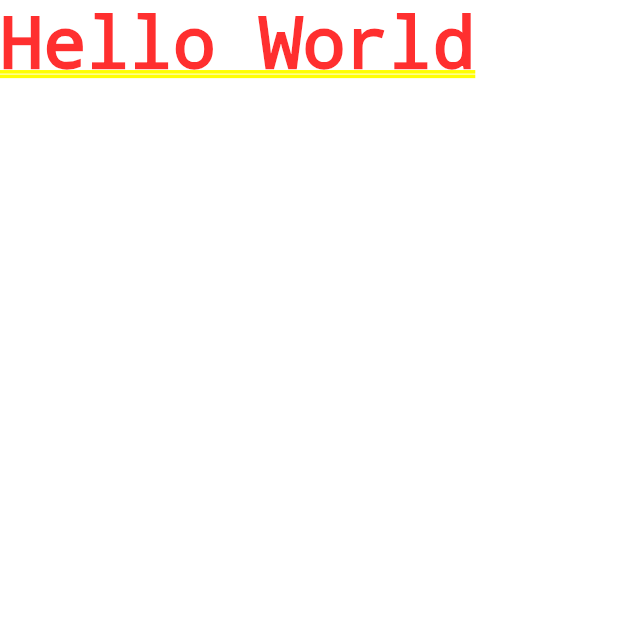
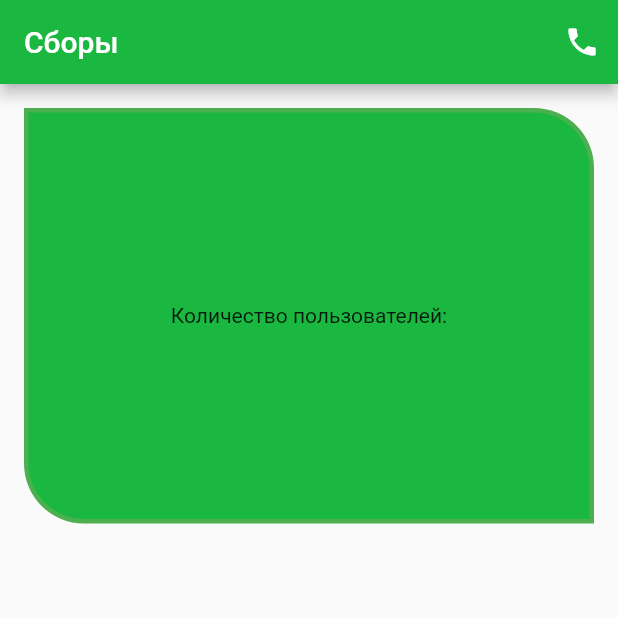
Before and after one commit to songhee24/flutter_begin, a Flutter app: the screen it shows after launch, on a phone screen of 412 x 824 dp, the top half of it. Run offline on Flutter 3.47's test engine with Material 2 defaults, Android fonts, the phone set to English and light mode, and no system bars.

```diff
--- a/lib/main.dart
+++ b/lib/main.dart
@@ -1,13 +1,50 @@
 import 'package:flutter/material.dart';
 
-
 void main() {
-  var myApp = MyApp();
+  const myApp = MyApp();
   runApp(myApp);
 }
 
 class MyApp extends StatelessWidget {
+  const MyApp({super.key});
+
+  @override
   Widget build(BuildContext context) {
-    return MaterialApp(home: Text('Hello World'));
+    return MaterialApp(
+        home: Scaffold(
+            appBar: AppBar(
+              backgroundColor: const Color(0xFF1BB841),
+              centerTitle: false,
+              title: const Text('Сборы'),
+              actions: <Widget>[
+                IconButton(
+                  icon: const Icon(
+                    Icons.phone,
+                    color: Colors.white,
+                  ),
+                  onPressed: () => {},
+                )
+              ],
+            ),
+            body: Container(
+              padding: const EdgeInsets.all(16),
+              child: Container(
+                  width: double.infinity,
+                  child: Container(
+                    height: 277,
+                    decoration: BoxDecoration(
+                        color: Color(0xFF1BB841),
+                        borderRadius: const BorderRadius.only(
+                          topRight: Radius.circular(40),
+                          bottomLeft: Radius.circular(40),
+                        ),
+                        border: Border.all(
+                          width: 3.0,
+                          color: Colors.green,
+                          style: BorderStyle.solid,
+                        )),
+                    child: Center(child: const Text('Количество пользователей:')),
+                  )),
+            )));
   }
 }
```
